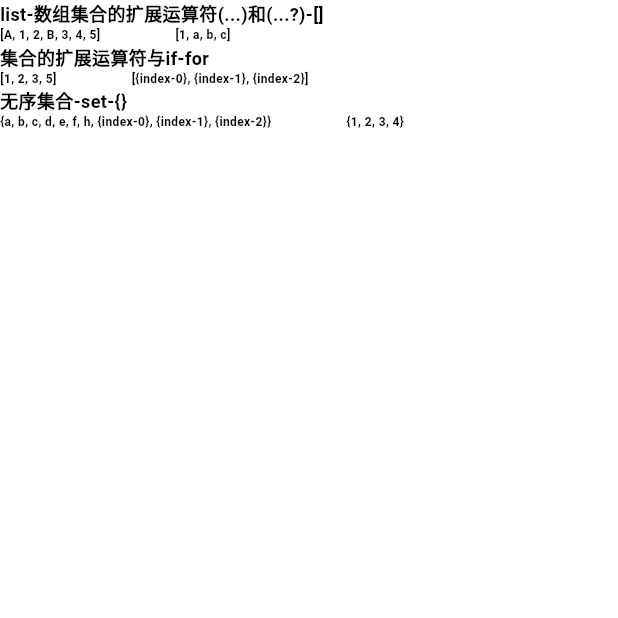
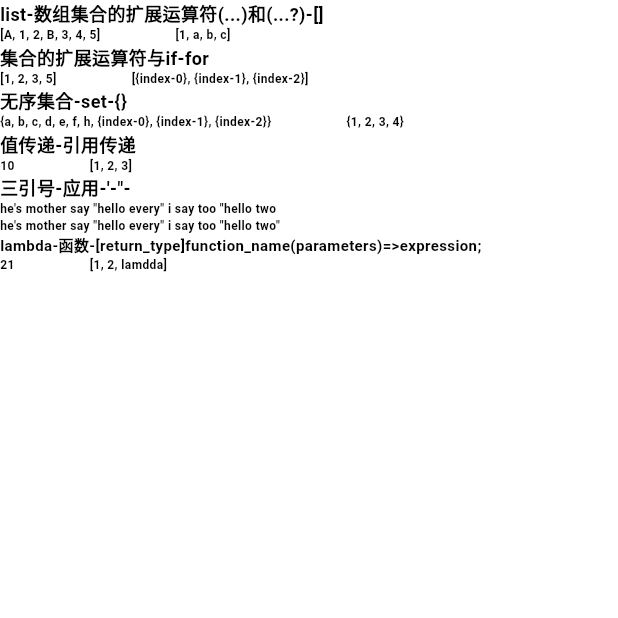
Before and after one commit to SpringRollHHB/FlutterUiTest, a Flutter app: the BasicSyntaxPage screen opened directly, on a phone screen of 412 x 824 dp, the top half of it. Run offline on Flutter 3.47's test engine with Material 3 defaults, Android fonts, the phone set to English and light mode, and no system bars.

Commit message:
基本语法

```diff
--- a/lib/layout/basic_syntax_page.dart
+++ b/lib/layout/basic_syntax_page.dart
@@ -81,6 +81,64 @@ class _BasicSyntaxPageState extends State<BasicSyntaxPage> {
                 ),
               ],
             ),
+            const Text(
+              "值传递-引用传递",
+              style: TextStyle(
+                  color: Colors.black,
+                  fontSize: 12,
+                  fontWeight: FontWeight.w700
+              ),
+            ),
+            Row(
+              children: [
+                Text(
+                  BasicSyntaxUtils.method7(),
+                  style: const TextStyle(color: Colors.black, fontSize: 8, fontWeight: FontWeight.w600),
+                ),
+                const SizedBox(width: 50,),
+                Text(
+                  BasicSyntaxUtils.method8(),
+                  style: const TextStyle(color: Colors.black, fontSize: 8, fontWeight: FontWeight.w600),
+                ),
+              ],
+            ),
+            const Text(
+              "三引号-应用-'-\"-",
+              style: TextStyle(
+                  color: Colors.black,
+                  fontSize: 12,
+                  fontWeight: FontWeight.w700
+              ),
+            ),
+            Text(
+              BasicSyntaxUtils.method9(),
+              style: const TextStyle(color: Colors.black, fontSize: 8, fontWeight: FontWeight.w600),
+            ),
+            Text(
+              BasicSyntaxUtils.method10(),
+              style: const TextStyle(color: Colors.black, fontSize: 8, fontWeight: FontWeight.w600),
+            ),
+            const Text(
+              "lambda-函数-[return_type]function_name(parameters)=>expression;",
+              style: TextStyle(
+                  color: Colors.black,
+                  fontSize: 10,
+                  fontWeight: FontWeight.w700
+              ),
+            ),
+            Row(
+              children: [
+                Text(
+                  BasicSyntaxUtils.method11(),
+                  style: const TextStyle(color: Colors.black, fontSize: 8, fontWeight: FontWeight.w600),
+                ),
+                const SizedBox(width: 50,),
+                Text(
+                  BasicSyntaxUtils.method12(),
+                  style: const TextStyle(color: Colors.black, fontSize: 8, fontWeight: FontWeight.w600),
+                ),
+              ],
+            ),
           ],
         ),
       ),
--- a/lib/utils/basic_syntax_utils.dart
+++ b/lib/utils/basic_syntax_utils.dart
@@ -47,4 +47,51 @@ class BasicSyntaxUtils {
     return set.toString();
   }
 
+  static String method7() {
+
+    void changeValue(int value) {
+      value = value+1;
+    }
+
+    int number = 10;
+    changeValue(number);
+    return number.toString();
+  }
+
+  static String method8() {
+    void changeValue(List<String> list) {
+      list.add("3");
+    }
+    List<String> list = ["1","2"];
+    changeValue(list);
+    return list.toString();
+  }
+
+  static String method9() {
+    String result = """he's mother say "hello every" i say too "hello two""""";
+    return result;
+  }
+
+  static String method10() {
+    String result = "he's mother say \"hello every\" i say too \"hello two\"";
+    return result;
+  }
+
+  static String method11() {
+    String lambdaOne(String str) => "${str}1";
+    return lambdaOne("2");
+  }
+
+  static String method12() {
+
+    lambdaTwo(List<String> l) => {
+      l.add("lamdda")
+    };
+
+    List<String> list = ["1","2"];
+    lambdaTwo(list);
+
+    return list.toString();
+  }
+
 }
```
